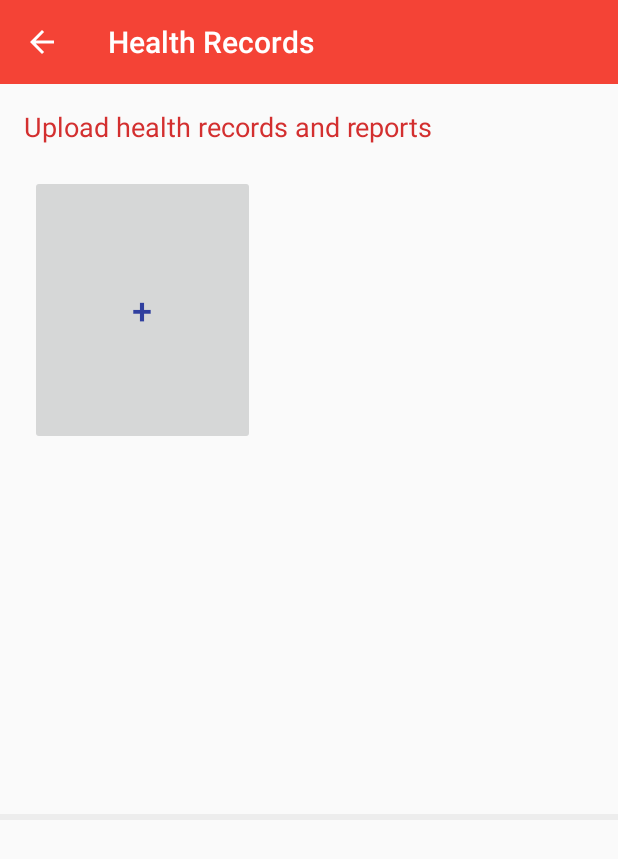
After one commit to Muskan-Mittal/Medical_Helper, an Android app: the HealthRecordsActivity screen opened directly, with no data from a screen before it, on a phone screen of 412 x 824 dp. The commit adds this screen. Shown: the top 859 px of the screen. Run offline under Robolectric (Android 15) with nearby library versions, the phone set to English and light mode, and no system bars; our stand-ins replace Firebase (no records; nobody signed in at launch, a user with empty details on screens opened directly), Picasso.

Commit message:
Added the Add Photo button to click a new picture using Camera intent and store the images to firebase storage.

```diff
--- a/app/build.gradle
+++ b/app/build.gradle
@@ -25,6 +25,8 @@ dependencies {
     implementation 'com.android.support.constraint:constraint-layout:1.0.2'
     implementation 'com.android.support:support-v4:26.1.0'
     implementation 'com.google.firebase:firebase-auth:11.0.4'
+    implementation 'com.google.firebase:firebase-storage:11.0.4'
+    implementation 'com.google.firebase:firebase-database:11.0.4'
     testImplementation 'junit:junit:4.12'
     androidTestImplementation 'com.android.support.test:runner:1.0.1'
     androidTestImplementation 'com.android.support.test.espresso:espresso-core:3.0.1'
@@ -55,11 +57,13 @@ dependencies {
     compile 'com.google.firebase:firebase-auth:11.0.4'
     compile 'com.google.android.gms:play-services-auth:11.0.4'
 
-    compile group:'com.squareup.picasso', name:'picasso', version:'2.5.0'
+    compile group: 'com.squareup.picasso', name: 'picasso', version: '2.5.0'
 }
 
 
 
 
 
+
+
 apply plugin: 'com.google.gms.google-services'
--- /dev/null
+++ b/app/src/main/res/layout/activity_health_records.xml
@@ -0,0 +1,41 @@
+<LinearLayout xmlns:android="http://schemas.android.com/apk/res/android"
+    android:layout_width="match_parent"
+    android:layout_height="wrap_content"
+    android:orientation="vertical"
+    android:fitsSystemWindows="true"
+    android:theme="@style/AppTheme">
+
+    <include
+        android:id="@+id/toolbar_actionbar_healthRecord"
+        layout="@layout/toolbar_default"
+        android:layout_width="match_parent"
+        android:layout_height="wrap_content" />
+
+    <TextView
+        android:layout_width="wrap_content"
+        android:layout_height="wrap_content"
+        style="@style/textStyle"
+        android:text="@string/UploadRecordsText"/>
+
+    <Button
+        android:id="@+id/addRecord"
+        android:layout_width="150dp"
+        android:layout_height="180dp"
+        android:layout_margin="20dp"
+        android:text="+"
+        android:textSize="24sp"
+        android:textColor="@color/colorPrimaryDark"/>
+
+    <ImageView
+        android:id="@+id/currentImage"
+        android:layout_width="150dp"
+        android:layout_height="180dp"
+        android:layout_margin="20dp"/>
+
+    <ProgressBar
+        android:id="@+id/progress_bar"
+        style="@style/Widget.AppCompat.ProgressBar.Horizontal"
+        android:layout_width="match_parent"
+        android:layout_height="wrap_content"
+        android:layout_marginBottom="16dp" />
+</LinearLayout>
--- a/app/src/main/res/layout/toolbar_default.xml
+++ b/app/src/main/res/layout/toolbar_default.xml
@@ -10,3 +10,5 @@
     android:theme="@style/ToolbarTheme"
     app:popupTheme="@style/ThemeOverlay.AppCompat.Light">
 </android.support.v7.widget.Toolbar>
+
+    <!---->
--- a/app/src/main/res/values/strings.xml
+++ b/app/src/main/res/values/strings.xml
@@ -66,4 +66,5 @@
 
     <!-- TODO: Remove or change this placeholder text -->
     <string name="hello_blank_fragment">Hello blank fragment</string>
+    <string name="UploadRecordsText">Upload health records and reports</string>
 </resources>
```
Also changed, not shown: app/src/main/AndroidManifest.xml (+10 -0 lines), app/src/main/java/com/example/muskan/medical_help/AddMedicineActivity.java (+7 -7 lines), app/src/main/java/com/example/muskan/medical_help/DashboardActivity.java (+16 -2 lines), app/src/main/java/com/example/muskan/medical_help/Data/Upload.java (added, +39 -0 lines), app/src/main/java/com/example/muskan/medical_help/HealthRecordsActivity.java (added, +265 -0 lines), app/src/main/java/com/example/muskan/medical_help/LoginActivity.java (line endings or trailing spaces).
